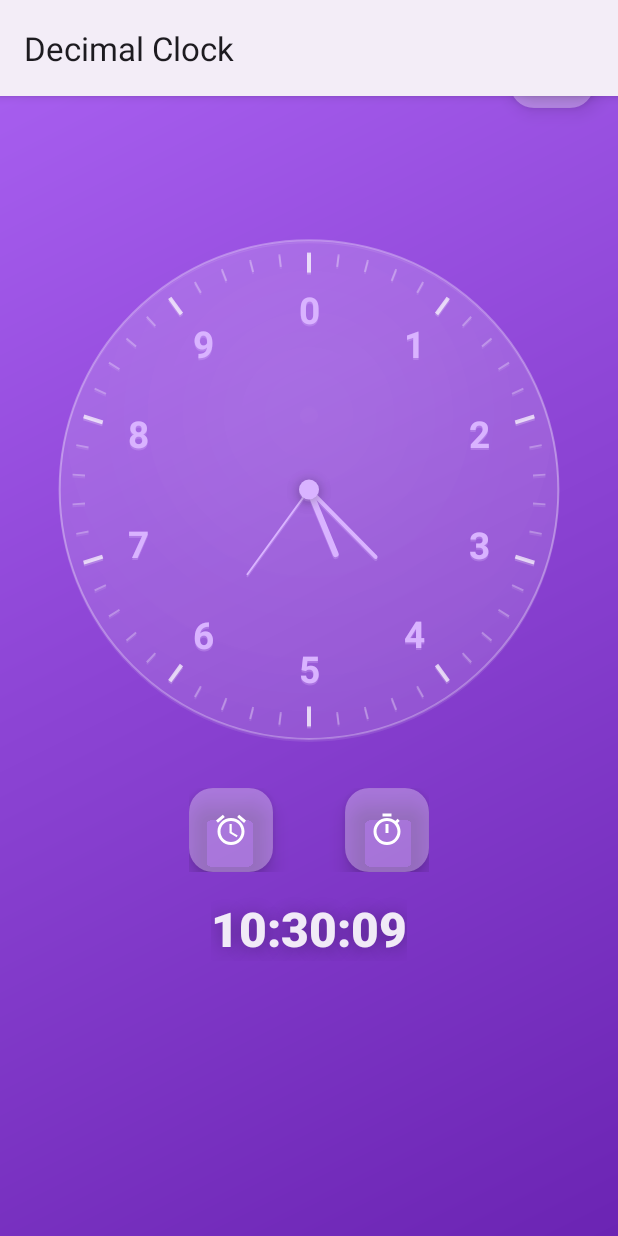
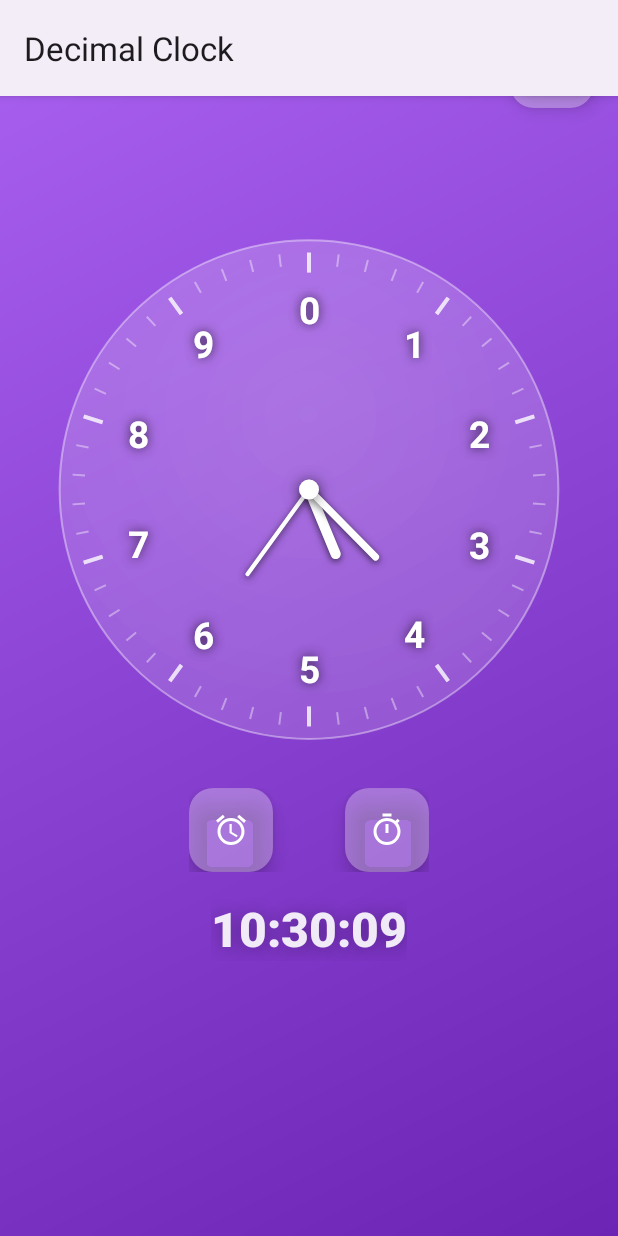
Before and after one commit to TheMrGrench/decimal-clock, an Android app: the screen it shows after launch (MainActivity), on a phone screen of 412 x 824 dp. Run offline under Robolectric (Android 15) with nearby library versions, the phone set to English and light mode, and no system bars.

Commit message:
Improve clock readability and add digital display mode
Enhanced Analog Clock Readability:
- Increased contrast: white elements with dark shadows
- Thicker clock hands (hour: 10px, minute: 7px, second: 4px)
- Enhanced number visibility with shadows (8px shadow layer)
- More visible dial background (white_20 instead of white_10)
- Brighter marks (white_70 instead of white_40)
- All elements now pure white with shadows for maximum contrast
- Removed color tinting from hue to ensure readability on any background

Digital Clock Display:
- Created DigitalClockView: new digital display option
- Large monospace font showing decimal time (H:MM:SS format)
- Semi-transparent rounded background card
- Labels below digits: "часы", "минуты", "секунды"
- White text with shadows for readability
- Responsive text sizing based on view dimensions
- Same update frequency as analog (100ms)

Settings Enhancement:
- Added "Вид часов" toggle switch in settings
- Switch between analog (циферблат) and digital (цифровой)
- Setting saved to SharedPreferences as "clockTypeDigital"
- Default: analog clock (false)

MainActivity Updates:
- Loads clock type preference on resume
- Shows/hides appropriate clock view based on setting
- Both views receive hue updates (though digital uses white for readability)
- Seamless switching without restart

Layout Changes:
- activity_main.xml: Both clockView and digitalClockView present
- Only one visible at a time based on user preference
- Both use same constraints for consistent positioning

Files Modified:
- DecimalClockView.kt: Improved readability, removed hue-based coloring
- DigitalClockView.kt: New digital display implementation
- MainActivity.kt: Clock type switching logic
- SettingsActivity.kt: Clock type preference handler
- activity_main.xml: Added digital clock view
- activity_settings.xml: Added clock type switch

```diff
--- a/app/src/main/java/com/decimalclock/DecimalClockView.kt
+++ b/app/src/main/java/com/decimalclock/DecimalClockView.kt
@@ -54,37 +54,39 @@ class DecimalClockView @JvmOverloads constructor(
     private fun setupPaints() {
         // Dial paint (glassmorphism background)
         dialPaint.apply {
-            color = Color.parseColor("#1AFFFFFF") // white_10
+            color = Color.parseColor("#33FFFFFF") // white_20 - more visible
             style = Paint.Style.FILL
         }
 
-        // Number paint
+        // Number paint with shadow for better readability
         numberPaint.apply {
-            color = Color.parseColor("#E6FFFFFF") // white_90
+            color = Color.WHITE
             textAlign = Paint.Align.CENTER
             typeface = Typeface.create(Typeface.DEFAULT, Typeface.BOLD)
+            setShadowLayer(8f, 0f, 0f, Color.parseColor("#80000000"))
         }
 
         // Mark paint
         markPaint.apply {
-            color = Color.parseColor("#66FFFFFF") // white_40
+            color = Color.parseColor("#B3FFFFFF") // white_70 - more visible
             style = Paint.Style.FILL
         }
 
-        // Hand paint
+        // Hand paint with shadow
         handPaint.apply {
-            color = Color.parseColor("#E6FFFFFF") // white_90
-            style = Paint.Style.FILL
+            color = Color.WHITE
+            style = Paint.Style.STROKE
             strokeCap = Paint.Cap.ROUND
+            setShadowLayer(6f, 0f, 2f, Color.parseColor("#80000000"))
         }
 
         // Center dot paint
         centerDotPaint.apply {
-            color = Color.parseColor("#F2FFFFFF") // white_95
+            color = Color.WHITE
             style = Paint.Style.FILL
-            setShadowLayer(10f, 0f, 2f, Color.parseColor("#4D000000"))
+            setShadowLayer(12f, 0f, 2f, Color.parseColor("#80000000"))
         }
-        setLayerType(LAYER_TYPE_SOFTWARE, centerDotPaint)
+        setLayerType(LAYER_TYPE_SOFTWARE, numberPaint)
     }
 
     override fun onSizeChanged(w: Int, h: Int, oldw: Int, oldh: Int) {
@@ -192,13 +194,13 @@ class DecimalClockView @JvmOverloads constructor(
 
     private fun drawHands(canvas: Canvas) {
         // Hour hand (thickest, shortest)
-        drawHand(canvas, hourAngle, radius * 0.28f, 6f)
+        drawHand(canvas, hourAngle, radius * 0.28f, 10f)
 
         // Minute hand (medium)
-        drawHand(canvas, minuteAngle, radius * 0.38f, 4f)
+        drawHand(canvas, minuteAngle, radius * 0.38f, 7f)
 
         // Second hand (thinnest, longest)
-        drawHand(canvas, secondAngle, radius * 0.42f, 2f)
+        drawHand(canvas, secondAngle, radius * 0.42f, 4f)
     }
 
     private fun drawHand(canvas: Canvas, angle: Float, length: Float, width: Float) {
@@ -261,11 +263,7 @@ class DecimalClockView @JvmOverloads constructor(
     }
 
     private fun updateColorsFromHue() {
-        // Generate accent color from hue for hands and numbers
-        val accentColor = Color.HSVToColor(floatArrayOf(currentHue, 0.3f, 1.0f))
-
-        handPaint.color = accentColor
-        numberPaint.color = accentColor
-        centerDotPaint.color = accentColor
+        // Keep white color for maximum readability
+        // The shadow provides contrast on any background
     }
 }
--- /dev/null
+++ b/app/src/main/java/com/decimalclock/DigitalClockView.kt
@@ -0,0 +1,157 @@
+package com.decimalclock
+
+import android.content.Context
+import android.graphics.*
+import android.os.Handler
+import android.os.Looper
+import android.util.AttributeSet
+import android.view.View
+import java.util.Calendar
+
+class DigitalClockView @JvmOverloads constructor(
+    context: Context,
+    attrs: AttributeSet? = null,
+    defStyleAttr: Int = 0
+) : View(context, attrs, defStyleAttr) {
+
+    private val timePaint = Paint(Paint.ANTI_ALIAS_FLAG)
+    private val labelPaint = Paint(Paint.ANTI_ALIAS_FLAG)
+    private val separatorPaint = Paint(Paint.ANTI_ALIAS_FLAG)
+
+    private val handler = Handler(Looper.getMainLooper())
+
+    private var decimalHours = 0
+    private var decimalMinutes = 0
+    private var decimalSeconds = 0
+
+    private val updateRunnable = object : Runnable {
+        override fun run() {
+            updateTime()
+            invalidate()
+            handler.postDelayed(this, 100) // Update every 100ms
+        }
+    }
+
+    init {
+        setupPaints()
+    }
+
+    private fun setupPaints() {
+        // Time digits paint
+        timePaint.apply {
+            color = Color.WHITE
+            textAlign = Paint.Align.CENTER
+            typeface = Typeface.create(Typeface.MONOSPACE, Typeface.BOLD)
+            setShadowLayer(12f, 0f, 4f, Color.parseColor("#80000000"))
+        }
+
+        // Label paint (for "hours", "minutes", "seconds")
+        labelPaint.apply {
+            color = Color.parseColor("#CCFFFFFF")
+            textAlign = Paint.Align.CENTER
+            typeface = Typeface.create(Typeface.SANS_SERIF, Typeface.NORMAL)
+            setShadowLayer(6f, 0f, 2f, Color.parseColor("#80000000"))
+        }
+
+        // Separator paint (for ":")
+        separatorPaint.apply {
+            color = Color.parseColor("#E6FFFFFF")
+            textAlign = Paint.Align.CENTER
+            typeface = Typeface.create(Typeface.MONOSPACE, Typeface.BOLD)
+            setShadowLayer(8f, 0f, 3f, Color.parseColor("#80000000"))
+        }
+
+        setLayerType(LAYER_TYPE_SOFTWARE, timePaint)
+    }
+
+    override fun onSizeChanged(w: Int, h: Int, oldw: Int, oldh: Int) {
+        super.onSizeChanged(w, h, oldw, oldh)
+
+        // Scale text sizes based on view size
+        val baseSize = minOf(w, h)
+        timePaint.textSize = baseSize * 0.25f
+        separatorPaint.textSize = baseSize * 0.20f
+        labelPaint.textSize = baseSize * 0.06f
+    }
+
+    override fun onDraw(canvas: Canvas) {
+        super.onDraw(canvas)
+
+        val centerX = width / 2f
+        val centerY = height / 2f
+
+        // Draw background card
+        drawBackground(canvas)
+
+        // Format time
+        val timeStr = String.format("%d:%02d:%02d", decimalHours, decimalMinutes, decimalSeconds)
+
+        // Draw time
+        canvas.drawText(timeStr, centerX, centerY, timePaint)
+
+        // Draw labels below
+        val labelY = centerY + timePaint.textSize * 0.6f
+        val sectionWidth = width / 3f
+
+        labelPaint.textSize = width * 0.04f
+        canvas.drawText("часы", sectionWidth * 0.5f, labelY, labelPaint)
+        canvas.drawText("минуты", sectionWidth * 1.5f, labelY, labelPaint)
+        canvas.drawText("секунды", sectionWidth * 2.5f, labelY, labelPaint)
+    }
+
+    private fun drawBackground(canvas: Canvas) {
+        // Semi-transparent background for better readability
+        val paint = Paint(Paint.ANTI_ALIAS_FLAG).apply {
+            color = Color.parseColor("#33FFFFFF")
+            style = Paint.Style.FILL
+        }
+
+        val rect = RectF(
+            width * 0.05f,
+            height * 0.3f,
+            width * 0.95f,
+            height * 0.7f
+        )
+        canvas.drawRoundRect(rect, 32f, 32f, paint)
+
+        // Border
+        paint.apply {
+            color = Color.parseColor("#66FFFFFF")
+            style = Paint.Style.STROKE
+            strokeWidth = 3f
+        }
+        canvas.drawRoundRect(rect, 32f, 32f, paint)
+    }
+
+    private fun updateTime() {
+        val now = Calendar.getInstance()
+        val h = now.get(Calendar.HOUR_OF_DAY)
+        val m = now.get(Calendar.MINUTE)
+        val s = now.get(Calendar.SECOND)
+        val ms = now.get(Calendar.MILLISECOND)
+
+        // Convert to decimal time
+        val totalSec = h * 3600 + m * 60 + s + ms / 1000.0
+        val frac = totalSec / 86400.0 * 100000.0
+
+        decimalHours = (frac / 10000.0).toInt()
+        decimalMinutes = ((frac % 10000) / 100.0).toInt()
+        decimalSeconds = (frac % 100).toInt()
+    }
+
+    override fun onAttachedToWindow() {
+        super.onAttachedToWindow()
+        handler.post(updateRunnable)
+    }
+
+    override fun onDetachedFromWindow() {
+        super.onDetachedFromWindow()
+        handler.removeCallbacks(updateRunnable)
+    }
+
+    fun setHue(hue: Float) {
+        // Digital clock uses white for readability
+        // Could optionally tint the background or border based on hue
+        invalidate()
+    }
+}
--- a/app/src/main/java/com/decimalclock/MainActivity.kt
+++ b/app/src/main/java/com/decimalclock/MainActivity.kt
@@ -80,8 +80,17 @@ class MainActivity : AppCompatActivity() {
         timeVisible = prefs.getBoolean("timeVisible", true)
         binding.standardTime.visibility = if (timeVisible) View.VISIBLE else View.INVISIBLE
 
-        // Обновляем цвет циферблата
-        binding.clockView.setHue(currentHue)
+        // Загружаем тип часов (аналоговый/цифровой)
+        val isDigital = prefs.getBoolean("clockTypeDigital", false)
+        if (isDigital) {
+            binding.clockView.visibility = View.GONE
+            binding.digitalClockView.visibility = View.VISIBLE
+            binding.digitalClockView.setHue(currentHue)
+        } else {
+            binding.clockView.visibility = View.VISIBLE
+            binding.digitalClockView.visibility = View.GONE
+            binding.clockView.setHue(currentHue)
+        }
     }
 
     private fun updateBackgroundGradient(startColor: Int, endColor: Int) {
--- a/app/src/main/res/layout/activity_main.xml
+++ b/app/src/main/res/layout/activity_main.xml
@@ -6,6 +6,7 @@
     android:layout_height="match_parent"
     android:id="@+id/rootLayout">
 
+    <!-- Analog Clock View -->
     <com.decimalclock.DecimalClockView
         android:id="@+id/clockView"
         android:layout_width="0dp"
@@ -16,7 +17,22 @@
         app:layout_constraintBottom_toTopOf="@id/buttonsLayout"
         app:layout_constraintStart_toStartOf="parent"
         app:layout_constraintEnd_toEndOf="parent"
-        app:layout_constraintVertical_chainStyle="packed" />
+        app:layout_constraintVertical_chainStyle="packed"
+        android:visibility="visible" />
+
+    <!-- Digital Clock View -->
+    <com.decimalclock.DigitalClockView
+        android:id="@+id/digitalClockView"
+        android:layout_width="0dp"
+        android:layout_height="0dp"
+        app:layout_constraintWidth_percent="0.85"
+        app:layout_constraintDimensionRatio="1:1"
+        app:layout_constraintTop_toTopOf="parent"
+        app:layout_constraintBottom_toTopOf="@id/buttonsLayout"
+        app:layout_constraintStart_toStartOf="parent"
+        app:layout_constraintEnd_toEndOf="parent"
+        app:layout_constraintVertical_chainStyle="packed"
+        android:visibility="gone" />
 
     <!-- Alarm and Timer buttons -->
     <LinearLayout
```
Also changed, not shown: app/src/main/java/com/decimalclock/SettingsActivity.kt (+12 -0 lines), app/src/main/res/layout/activity_settings.xml (+33 -0 lines).
